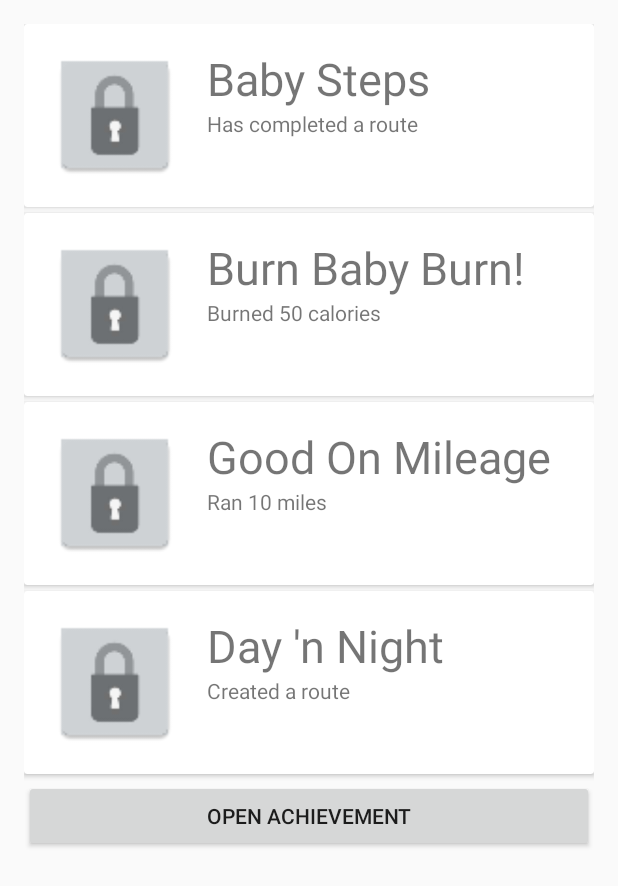
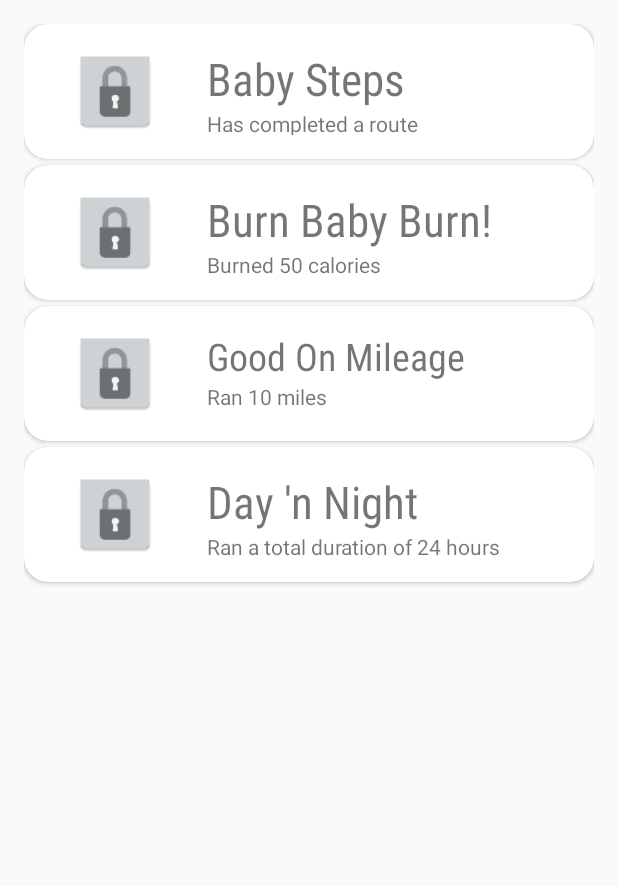
Before and after one commit to pathway-team/pathway-android, an Android app: the Achievements screen opened directly, with no data from a screen before it, on a phone screen of 412 x 824 dp. Shown: the top 886 px of the screen. Run offline under Robolectric (Android 15) with nearby library versions, the phone set to English and light mode, and no system bars.

Commit message:
Edits to layout

```diff
--- a/Pathway/app/src/main/java/com/pathway/pathway/Achievements.java
+++ b/Pathway/app/src/main/java/com/pathway/pathway/Achievements.java
@@ -33,21 +33,21 @@ public class Achievements extends AppCompatActivity{
     TextView achieve_name2;
     TextView achieve_name3;
     TextView achieve_name4;
-    TextView achieve_name5;
+
 
 
     TextView achieve_desc1;
     TextView achieve_desc2;
     TextView achieve_desc3;
     TextView achieve_desc4;
-    TextView achieve_desc5;
+
 
 
     ImageView achieve_photo1;
     ImageView achieve_photo2;
     ImageView achieve_photo3;
     ImageView achieve_photo4;
-    ImageView achieve_photo5;
+
 
     Button achieve_button;
 
@@ -82,7 +82,7 @@ public class Achievements extends AppCompatActivity{
         achieve_photo4 = (ImageView) findViewById(R.id.achieve_photo4);
 
 
-        achieve_button = (Button) findViewById(R.id.achieve_button);
+
 
        // obj = new DeviceDBHandler(getApplicationContext());
 
--- a/Pathway/app/src/main/res/layout/card_layout.xml
+++ b/Pathway/app/src/main/res/layout/card_layout.xml
@@ -15,10 +15,12 @@
 
         <android.support.v7.widget.CardView
             xmlns:android="http://schemas.android.com/apk/res/android"
+            xmlns:cv1="http://schemas.android.com/apk/res-auto"
             android:layout_width="match_parent"
-            android:layout_height="wrap_content"
+            android:layout_height="90dp"
             android:layout_marginBottom="4dp"
 
+            cv1:cardCornerRadius="16dp"
             android:id="@+id/cv1"
             >
 
@@ -43,6 +45,7 @@
                     android:layout_height="wrap_content"
                     android:layout_alignParentTop="true"
                     android:layout_toRightOf="@+id/achieve_photo1"
+                    android:fontFamily="sans-serif-condensed"
                     android:text="Baby Steps"
                     android:textSize="30sp" />
 
@@ -60,9 +63,12 @@
 
         <android.support.v7.widget.CardView
             xmlns:android="http://schemas.android.com/apk/res/android"
+            xmlns:cv2="http://schemas.android.com/apk/res-auto"
             android:layout_width="match_parent"
-            android:layout_height="wrap_content"
+            android:layout_height="90dp"
             android:layout_marginBottom="4dp"
+
+            cv2:cardCornerRadius="16dp"
             android:id="@+id/cv2"
             >
 
@@ -87,6 +93,7 @@
                     android:layout_height="wrap_content"
                     android:layout_alignParentTop="true"
                     android:layout_toRightOf="@+id/achieve_photo2"
+                    android:fontFamily="sans-serif-condensed"
                     android:text="Burn Baby Burn!"
                     android:textSize="30sp" />
 
@@ -107,9 +114,12 @@
 
         <android.support.v7.widget.CardView
             xmlns:android="http://schemas.android.com/apk/res/android"
+            xmlns:cv3="http://schemas.android.com/apk/res-auto"
             android:layout_width="match_parent"
-            android:layout_height="wrap_content"
+            android:layout_height="90dp"
             android:layout_marginBottom="4dp"
+
+            cv3:cardCornerRadius="16dp"
             android:id="@+id/cv3"
             >
 
@@ -134,8 +144,9 @@
                     android:layout_height="wrap_content"
                     android:layout_alignParentTop="true"
                     android:layout_toRightOf="@+id/achieve_photo3"
+                    android:fontFamily="sans-serif-condensed"
                     android:text="Good On Mileage"
-                    android:textSize="30sp" />
+                    android:textSize="25sp" />
 
                 <TextView
                     android:id="@+id/achieve_desc3"
@@ -150,9 +161,12 @@
         </android.support.v7.widget.CardView>
         <android.support.v7.widget.CardView
             xmlns:android="http://schemas.android.com/apk/res/android"
+            xmlns:cv4="http://schemas.android.com/apk/res-auto"
             android:layout_width="match_parent"
-            android:layout_height="wrap_content"
+            android:layout_height="90dp"
             android:layout_marginBottom="4dp"
+
+            cv4:cardCornerRadius="16dp"
             android:id="@+id/cv4"
             >
 
@@ -177,6 +191,7 @@
                     android:layout_height="wrap_content"
                     android:layout_alignParentTop="true"
                     android:layout_toRightOf="@+id/achieve_photo4"
+                    android:fontFamily="sans-serif-condensed"
                     android:text="Day 'n Night"
                     android:textSize="30sp" />
 
@@ -186,7 +201,7 @@
                     android:layout_height="wrap_content"
                     android:layout_below="@+id/achieve_name4"
                     android:layout_toRightOf="@+id/achieve_photo4"
-                    android:text="Created a route" />
+                    android:text="Ran a total duration of 24 hours" />
 
             </RelativeLayout>
 
@@ -197,12 +212,7 @@
 
 
 
-        <Button
-            android:id="@+id/achieve_button"
-            android:layout_width="match_parent"
-            android:layout_height="match_parent"
-            android:onClick="changePicture"
-            android:text="Open Achievement" />
+
 
 
 
```
